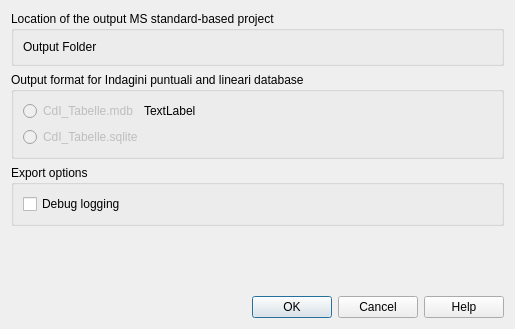
The window that mzs_tools/gui/dlg_export_data.ui (CNR-IGAG/mzs-tools) describes before a commit, drawn with Qt 5.
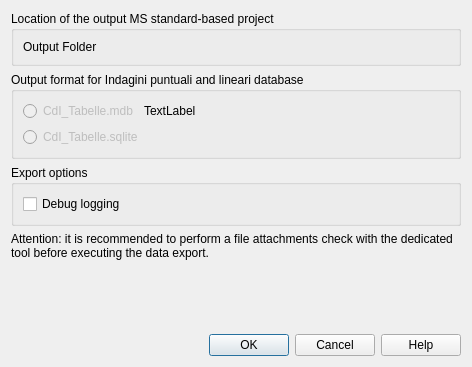
The same window after the commit. Custom widgets are drawn as their Qt base class.

What changed in the file:
```diff
--- a/mzs_tools/gui/dlg_export_data.ui
+++ b/mzs_tools/gui/dlg_export_data.ui
@@ -6,8 +6,8 @@
    <rect>
     <x>0</x>
     <y>0</y>
-    <width>515</width>
-    <height>329</height>
+    <width>472</width>
+    <height>367</height>
    </rect>
   </property>
   <property name="windowTitle">
@@ -106,6 +106,16 @@
      </layout>
     </widget>
    </item>
+   <item>
+    <widget class="QLabel" name="label_2">
+     <property name="text">
+      <string>Attention: it is recommended to perform a file attachments check with the dedicated tool before executing the data export.</string>
+     </property>
+     <property name="wordWrap">
+      <bool>true</bool>
+     </property>
+    </widget>
+   </item>
    <item>
     <spacer name="verticalSpacer">
      <property name="orientation">
```
